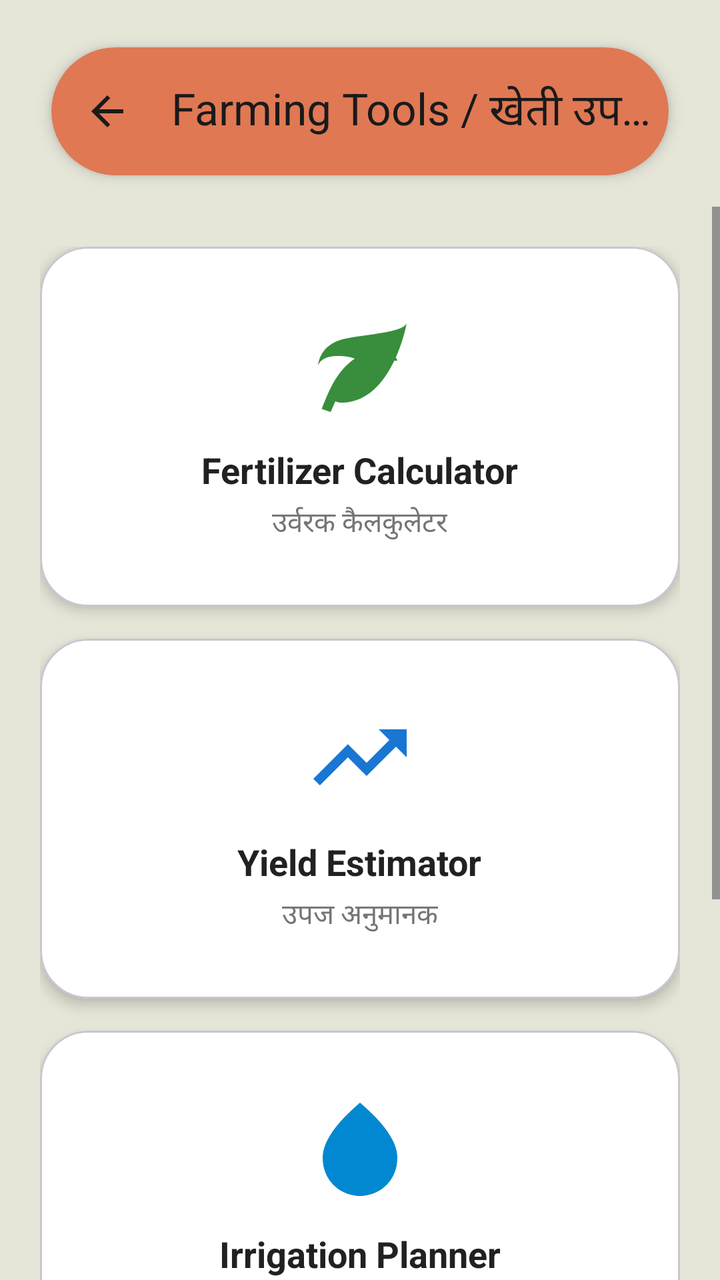
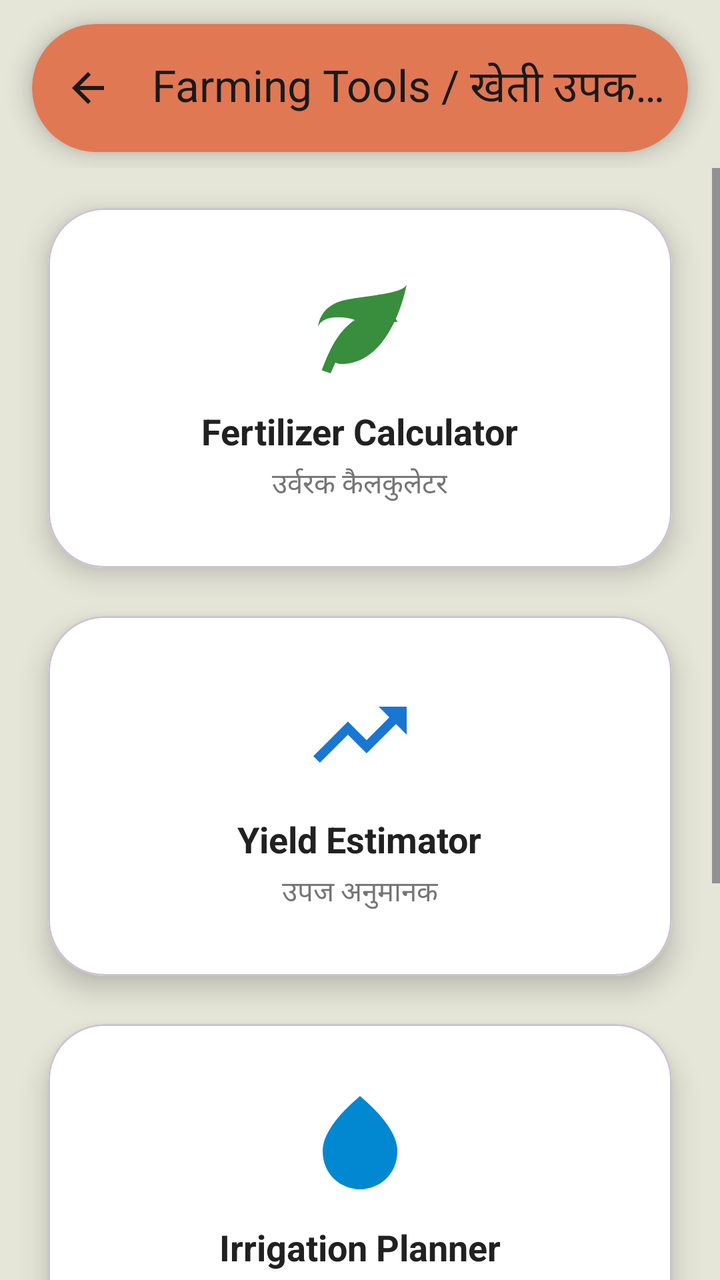

An Android layout rendered at two revisions. The XML below is the earlier revision; the diff shows what the commit changed to produce the second picture.
<!-- AndroidManifest.xml: application theme Theme.Jai_Kisan -->
<!-- res/layout/activity_farming_tools.xml -->
<?xml version="1.0" encoding="utf-8"?>
<LinearLayout
    xmlns:android="http://schemas.android.com/apk/res/android"
    xmlns:app="http://schemas.android.com/apk/res-auto"
    android:layout_width="match_parent"
    android:layout_height="match_parent"
    android:orientation="vertical"
    android:background="#E5E5D8"
    android:fitsSystemWindows="true">

    <com.google.android.material.appbar.AppBarLayout
        android:layout_width="match_parent"
        android:layout_height="wrap_content"
        android:background="@android:color/transparent"
        app:elevation="0dp">

        <com.google.android.material.card.MaterialCardView
            android:layout_width="match_parent"
            android:layout_height="wrap_content"
            android:layout_marginStart="12dp"
            android:layout_marginEnd="12dp"
            android:layout_marginTop="8dp"
            app:cardCornerRadius="32dp"
            app:cardElevation="4dp"
            app:strokeWidth="0dp"
            app:cardUseCompatPadding="true"
            app:cardBackgroundColor="#E07854">

            <com.google.android.material.appbar.MaterialToolbar
                android:id="@+id/toolbar"
                android:layout_width="match_parent"
                android:layout_height="?attr/actionBarSize"
                app:title="Farming Tools / खेती उपकरण"
                app:titleTextColor="#1A1A1A"
                app:navigationIcon="@drawable/ic_arrow_back_24"
                app:navigationIconTint="#1A1A1A" />

        </com.google.android.material.card.MaterialCardView>

    </com.google.android.material.appbar.AppBarLayout>

    <ScrollView
        android:layout_width="match_parent"
        android:layout_height="0dp"
        android:layout_weight="1"
        android:fillViewport="true">

        <LinearLayout
            android:layout_width="match_parent"
            android:layout_height="wrap_content"
            android:orientation="vertical"
            android:padding="20dp">

            <com.google.android.material.card.MaterialCardView
                android:id="@+id/card_fertilizer"
                android:layout_width="match_parent"
                android:layout_height="180dp"
                android:layout_marginBottom="16dp"
                android:clickable="true"
                android:focusable="true"
                app:cardBackgroundColor="#FFFFFF"
                app:cardCornerRadius="24dp"
                app:cardElevation="4dp"
                app:rippleColor="?attr/colorControlHighlight">

                <LinearLayout
                    android:layout_width="match_parent"
                    android:layout_height="match_parent"
                    android:orientation="vertical"
                    android:gravity="center">

                    <ImageView
                        android:layout_width="56dp"
                        android:layout_height="56dp"
                        android:src="@drawable/ic_sprout"
                        app:tint="#388E3C"
                        android:contentDescription="Fertilizer Calculator" />

                    <TextView
                        android:layout_width="wrap_content"
                        android:layout_height="wrap_content"
                        android:text="Fertilizer Calculator"
                        android:textSize="18sp"
                        android:textStyle="bold"
                        android:textColor="#212121"
                        android:layout_marginTop="12dp" />

                    <TextView
                        android:layout_width="wrap_content"
                        android:layout_height="wrap_content"
                        android:text="उर्वरक कैलकुलेटर"
                        android:textSize="14sp"
                        android:textColor="#757575"
                        android:layout_marginTop="4dp" />

                </LinearLayout>
            </com.google.android.material.card.MaterialCardView>

            <com.google.android.material.card.MaterialCardView
                android:id="@+id/card_yield"
                android:layout_width="match_parent"
                android:layout_height="180dp"
                android:layout_marginBottom="16dp"
                android:clickable="true"
                android:focusable="true"
                app:cardBackgroundColor="#FFFFFF"
                app:cardCornerRadius="24dp"
                app:cardElevation="4dp"
                app:rippleColor="?attr/colorControlHighlight">

                <LinearLayout
                    android:layout_width="match_parent"
                    android:layout_height="match_parent"
                    android:orientation="vertical"
                    android:gravity="center">

                    <ImageView
                        android:layout_width="56dp"
                        android:layout_height="56dp"
                        android:src="@drawable/ic_trending_up"
                        app:tint="#1976D2"
                        android:contentDescription="Yield Estimator" />

                    <TextView
                        android:layout_width="wrap_content"
                        android:layout_height="wrap_content"
                        android:text="Yield Estimator"
                        android:textSize="18sp"
                        android:textStyle="bold"
                        android:textColor="#212121"
                        android:layout_marginTop="12dp" />

                    <TextView
                        android:layout_width="wrap_content"
                        android:layout_height="wrap_content"
                        android:text="उपज अनुमानक"
                        android:textSize="14sp"
                        android:textColor="#757575"
                        android:layout_marginTop="4dp" />

                </LinearLayout>
            </com.google.android.material.card.MaterialCardView>

            <com.google.android.material.card.MaterialCardView
                android:id="@+id/card_irrigation"
                android:layout_width="match_parent"
                android:layout_height="180dp"
                android:layout_marginBottom="16dp"
                android:clickable="true"
                android:focusable="true"
                app:cardBackgroundColor="#FFFFFF"
                app:cardCornerRadius="24dp"
                app:cardElevation="4dp"
                app:rippleColor="?attr/colorControlHighlight">

                <LinearLayout
                    android:layout_width="match_parent"
                    android:layout_height="match_parent"
                    android:orientation="vertical"
                    android:gravity="center">

                    <ImageView
                        android:layout_width="56dp"
                        android:layout_height="56dp"
                        android:src="@drawable/ic_water_drop"
                        app:tint="#0288D1"
                        android:contentDescription="Irrigation Planner" />

                    <TextView
                        android:layout_width="wrap_content"
                        android:layout_height="wrap_content"
                        android:text="Irrigation Planner"
                        android:textSize="18sp"
                        android:textStyle="bold"
                        android:textColor="#212121"
                        android:layout_marginTop="12dp" />

                    <TextView
                        android:layout_width="wrap_content"
                        android:layout_height="wrap_content"
                        android:text="सिंचाई योजनाकार"
                        android:textSize="14sp"
                        android:textColor="#757575"
                        android:layout_marginTop="4dp" />

                </LinearLayout>
            </com.google.android.material.card.MaterialCardView>

            <com.google.android.material.card.MaterialCardView
                android:id="@+id/card_cost"
                android:layout_width="match_parent"
                android:layout_height="180dp"
                android:layout_marginBottom="24dp"
                android:clickable="true"
                android:focusable="true"
                app:cardBackgroundColor="#FFFFFF"
                app:cardCornerRadius="24dp"
                app:cardElevation="4dp"
                app:rippleColor="?attr/colorControlHighlight">

                <LinearLayout
                    android:layout_width="match_parent"
                    android:layout_height="match_parent"
                    android:orientation="vertical"
                    android:gravity="center">

                    <ImageView
                        android:layout_width="56dp"
                        android:layout_height="56dp"
                        android:src="@drawable/ic_calculate"
                        app:tint="#E64A19"
                        android:contentDescription="Cost Calculator" />

                    <TextView
                        android:layout_width="wrap_content"
                        android:layout_height="wrap_content"
                        android:text="Cost Calculator"
                        android:textSize="18sp"
                        android:textStyle="bold"
                        android:textColor="#212121"
                        android:layout_marginTop="12dp" />

                    <TextView
                        android:layout_width="wrap_content"
                        android:layout_height="wrap_content"
                        android:text="लागत कैलकुलेटर"
                        android:textSize="14sp"
                        android:textColor="#757575"
                        android:layout_marginTop="4dp" />

                </LinearLayout>
            </com.google.android.material.card.MaterialCardView>

        </LinearLayout>
    </ScrollView>

</LinearLayout>
<!-- resources referenced by this layout -->
<resources>
  <!-- drawable ic_arrow_back_24 (drawable) -->
  <vector xmlns:android="http://schemas.android.com/apk/res/android" android:autoMirrored="true" android:height="24dp" android:tint="#000000" android:viewportHeight="960" android:viewportWidth="960" android:width="24dp">
        
      <path android:fillColor="@android:color/white" android:pathData="M313,520L537,744L480,800L160,480L480,160L537,216L313,440L800,440L800,520L313,520Z"/>
      
  </vector>
  <!-- drawable ic_calculate (drawable) -->
  <vector xmlns:android="http://schemas.android.com/apk/res/android"
      android:width="56dp"
      android:height="56dp"
      android:viewportWidth="24"
      android:viewportHeight="24"
      android:tint="#E64A19">
      
      <path
          android:fillColor="@android:color/white"
          android:pathData="M19,3L5,3c-1.1,0 -2,0.9 -2,2v14c0,1.1 0.9,2 2,2h14c1.1,0 2,-0.9 2,-2L21,5c0,-1.1 -0.9,-2 -2,-2zM13,8h-2L11,6h2v2zM11,10h2v2h-2v-2zM7,6h2v2L7,8L7,6zM7,10h2v2L7,12v-2zM9,18L7,18v-2h2v2zM9,16L7,16v-2h2v2zM13,18h-2v-2h2v2zM13,16h-2v-2h2v2zM17,18h-2v-6h2v6zM17,10h-2V8h2v2z"/>
  </vector>
  <!-- drawable ic_sprout (drawable) -->
  <vector xmlns:android="http://schemas.android.com/apk/res/android"
      android:width="56dp"
      android:height="56dp"
      android:viewportWidth="24"
      android:viewportHeight="24"
      android:tint="#388E3C">
      <path
          android:fillColor="@android:color/white"
          android:pathData="M17,8C8,10 5.9,16.17 3.82,21.34L5.71,22l1,-2.3A4.49,4.49 0,0 0,8 20C19,20 22,3 22,3 21,5 14,5.25 9,6.25 5.23,7 3.39,9.24 3,12c.5,-1.25 2,-2 4,-2C11,10 13.5,11 13,15h2c1,-4 4,-4 5,-4C20,11 20,10 17,8Z"/>
  </vector>
  <!-- drawable ic_trending_up (drawable) -->
  <vector xmlns:android="http://schemas.android.com/apk/res/android"
      android:width="56dp"
      android:height="56dp"
      android:viewportWidth="24"
      android:viewportHeight="24"
      android:tint="#1976D2">
      <path
          android:fillColor="@android:color/white"
          android:pathData="M16,6l2.29,2.29 -4.88,4.88 -4,-4L2,16.59 3.41,18l6,-6 4,4 6.3,-6.29L22,12V6z"/>
  </vector>
  <!-- drawable ic_water_drop (drawable) -->
  <vector xmlns:android="http://schemas.android.com/apk/res/android"
      android:width="56dp"
      android:height="56dp"
      android:viewportWidth="24"
      android:viewportHeight="24"
      android:tint="#0288D1">
      <path
          android:fillColor="@android:color/white"
          android:pathData="M12,2c-5.33,4.55 -8,8.48 -8,11.8 0,4.98 3.8,8.2 8,8.2s8,-3.22 8,-8.2c0,-3.32 -2.67,-7.25 -8,-11.8z"/>
  </vector>
  <style name="Theme.Jai_Kisan" parent="Base.Theme.Jai_Kisan" />
  <style name="Base.Theme.Jai_Kisan" parent="Theme.Material3.Light.NoActionBar">
  
          <item name="android:forceDarkAllowed" tools:targetApi="q">false</item>
  
          <item name="android:windowBackground">@color/app_background</item>
  
          <item name="android:fontFamily">@font/poppins</item>
  
          <item name="colorPrimary">@color/green</item>
          <item name="colorPrimaryVariant">@color/green</item>
          <item name="colorOnPrimary">@color/white</item>
          <item name="colorSecondary">@color/green</item>
          <item name="colorSecondaryVariant">@color/green</item>
          <item name="colorOnSecondary">@color/white</item>
  
          <item name="android:statusBarColor">?attr/colorPrimary</item>
  
      </style>
  <color name="app_background">#F9F6ED</color>
  <color name="green">#2E7D32</color>
  <color name="white">#FFFFFFFF</color>
</resources>

<!-- the commit's change to res/layout/activity_farming_tools.xml (unified diff, before → after) -->
@@ -17,13 +17,15 @@
         <com.google.android.material.card.MaterialCardView
             android:layout_width="match_parent"
             android:layout_height="wrap_content"
-            android:layout_marginStart="12dp"
-            android:layout_marginEnd="12dp"
-            android:layout_marginTop="8dp"
+            android:layout_marginStart="16dp"
+            android:layout_marginEnd="16dp"
+            android:layout_marginTop="12dp"
+            android:layout_marginBottom="8dp"
             app:cardCornerRadius="32dp"
-            app:cardElevation="4dp"
+            app:cardElevation="6dp"
+            app:cardMaxElevation="6dp"
+            app:cardUseCompatPadding="false"
             app:strokeWidth="0dp"
-            app:cardUseCompatPadding="true"
             app:cardBackgroundColor="#E07854">
 
             <com.google.android.material.appbar.MaterialToolbar
@@ -43,24 +45,30 @@
         android:layout_width="match_parent"
         android:layout_height="0dp"
         android:layout_weight="1"
-        android:fillViewport="true">
+        android:fillViewport="true"
+        android:clipToPadding="false">
 
         <LinearLayout
             android:layout_width="match_parent"
             android:layout_height="wrap_content"
             android:orientation="vertical"
-            android:padding="20dp">
+            android:padding="20dp"
+            android:clipToPadding="false"
+            android:clipChildren="false">
 
             <com.google.android.material.card.MaterialCardView
                 android:id="@+id/card_fertilizer"
                 android:layout_width="match_parent"
                 android:layout_height="180dp"
-                android:layout_marginBottom="16dp"
-                android:clickable="true"
-                android:focusable="true"
-                app:cardBackgroundColor="#FFFFFF"
-                app:cardCornerRadius="24dp"
-                app:cardElevation="4dp"
+                android:layout_marginBottom="24dp"
+                android:layout_marginHorizontal="4dp"
+                android:clickable="true"
+                android:focusable="true"
+                app:cardBackgroundColor="#FFFFFF"
+                app:cardCornerRadius="28dp"
+                app:cardElevation="8dp"
+                app:cardMaxElevation="8dp"
+                app:cardUseCompatPadding="false"
                 app:rippleColor="?attr/colorControlHighlight">
 
                 <LinearLayout
@@ -92,7 +100,6 @@
                         android:textSize="14sp"
                         android:textColor="#757575"
                         android:layout_marginTop="4dp" />
-
                 </LinearLayout>
             </com.google.android.material.card.MaterialCardView>
 
@@ -100,12 +107,15 @@
                 android:id="@+id/card_yield"
                 android:layout_width="match_parent"
                 android:layout_height="180dp"
-                android:layout_marginBottom="16dp"
-                android:clickable="true"
-                android:focusable="true"
-                app:cardBackgroundColor="#FFFFFF"
-                app:cardCornerRadius="24dp"
-                app:cardElevation="4dp"
+                android:layout_marginBottom="24dp"
+                android:layout_marginHorizontal="4dp"
+                android:clickable="true"
+                android:focusable="true"
+                app:cardBackgroundColor="#FFFFFF"
+                app:cardCornerRadius="28dp"
+                app:cardElevation="8dp"
+                app:cardMaxElevation="8dp"
+                app:cardUseCompatPadding="false"
                 app:rippleColor="?attr/colorControlHighlight">
 
                 <LinearLayout
@@ -137,7 +147,6 @@
                         android:textSize="14sp"
                         android:textColor="#757575"
                         android:layout_marginTop="4dp" />
-
                 </LinearLayout>
             </com.google.android.material.card.MaterialCardView>
 
@@ -145,12 +154,15 @@
                 android:id="@+id/card_irrigation"
                 android:layout_width="match_parent"
                 android:layout_height="180dp"
-                android:layout_marginBottom="16dp"
-                android:clickable="true"
-                android:focusable="true"
-                app:cardBackgroundColor="#FFFFFF"
-                app:cardCornerRadius="24dp"
-                app:cardElevation="4dp"
+                android:layout_marginBottom="24dp"
+                android:layout_marginHorizontal="4dp"
+                android:clickable="true"
+                android:focusable="true"
+                app:cardBackgroundColor="#FFFFFF"
+                app:cardCornerRadius="28dp"
+                app:cardElevation="8dp"
+                app:cardMaxElevation="8dp"
+                app:cardUseCompatPadding="false"
                 app:rippleColor="?attr/colorControlHighlight">
 
                 <LinearLayout
@@ -182,7 +194,6 @@
                         android:textSize="14sp"
                         android:textColor="#757575"
                         android:layout_marginTop="4dp" />
-
                 </LinearLayout>
             </com.google.android.material.card.MaterialCardView>
 
@@ -190,12 +201,15 @@
                 android:id="@+id/card_cost"
                 android:layout_width="match_parent"
                 android:layout_height="180dp"
-                android:layout_marginBottom="24dp"
-                android:clickable="true"
-                android:focusable="true"
-                app:cardBackgroundColor="#FFFFFF"
-                app:cardCornerRadius="24dp"
-                app:cardElevation="4dp"
+                android:layout_marginBottom="32dp"
+                android:layout_marginHorizontal="4dp"
+                android:clickable="true"
+                android:focusable="true"
+                app:cardBackgroundColor="#FFFFFF"
+                app:cardCornerRadius="28dp"
+                app:cardElevation="8dp"
+                app:cardMaxElevation="8dp"
+                app:cardUseCompatPadding="false"
                 app:rippleColor="?attr/colorControlHighlight">
 
                 <LinearLayout
@@ -227,7 +241,6 @@
                         android:textSize="14sp"
                         android:textColor="#757575"
                         android:layout_marginTop="4dp" />
-
                 </LinearLayout>
             </com.google.android.material.card.MaterialCardView>
 
